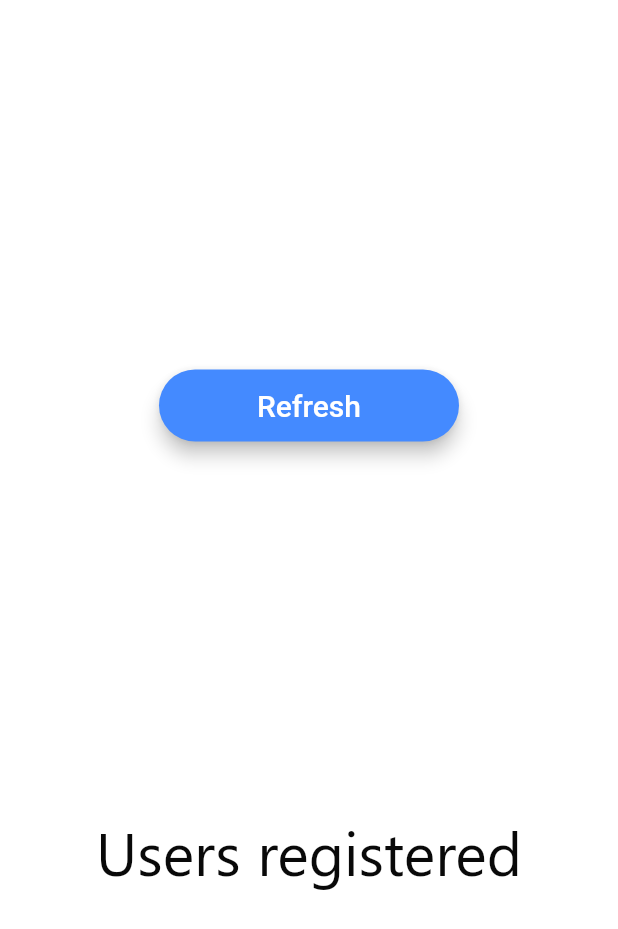
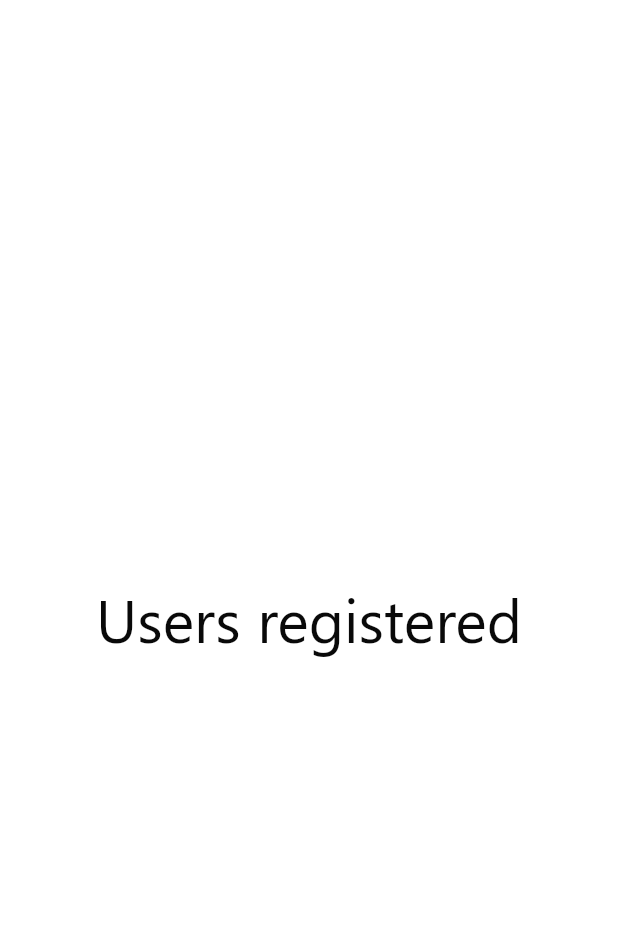
Before and after one commit to ljlalit/MCTEProjects, a Flutter app: the adminservices screen opened by its route, on a phone screen of 412 x 824 dp. Shown: the top 929 px of the screen. Run offline on Flutter 3.47's test engine with Material 2 defaults, Android fonts, the phone set to English and light mode, and no system bars; our stand-ins replace animated_text_kit, cloud_firestore, firebase_auth, firebase_core, modal_progress_hud, page_transition and 2 more; missing offline and left inert: qr_code_scanner; accounts and stored records are empty.

Commit message:
Update adminservices.dart

```diff
--- a/lib/adminservices.dart
+++ b/lib/adminservices.dart
@@ -83,13 +83,13 @@ class _adminservicesState extends State<adminservices> {
       body: Column(
         mainAxisAlignment: MainAxisAlignment.spaceEvenly,
         children: <Widget>[
-          RedButton(
-            text: 'Refresh',
-            c: Colors.blueAccent,
-            onPressed: () {},
-            width: 200.0,
-            height: 20.0,
-          ),
+          // RedButton(
+          //   text: 'Refresh',
+          //   c: Colors.blueAccent,
+          //   onPressed: () {},
+          //   width: 200.0,
+          //   height: 20.0,
+          // ),
           Row(
               mainAxisAlignment: MainAxisAlignment.spaceEvenly,
               children: <Widget>[
```
